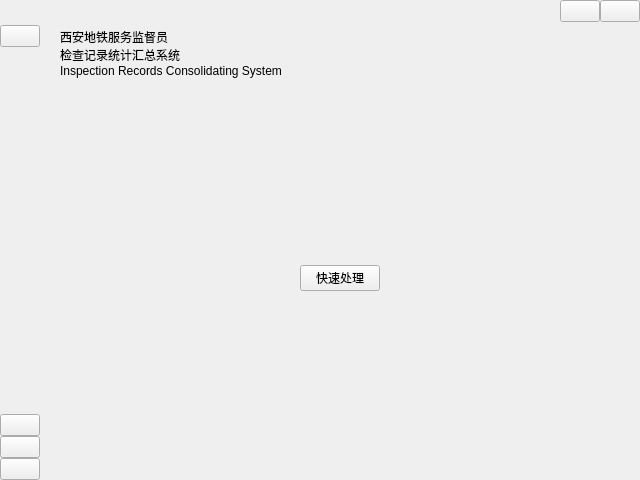
First picture: the form in MainWindow.ui, repository YuanLinStudio/Inspection-Record-Consolidating-System, before the edit.
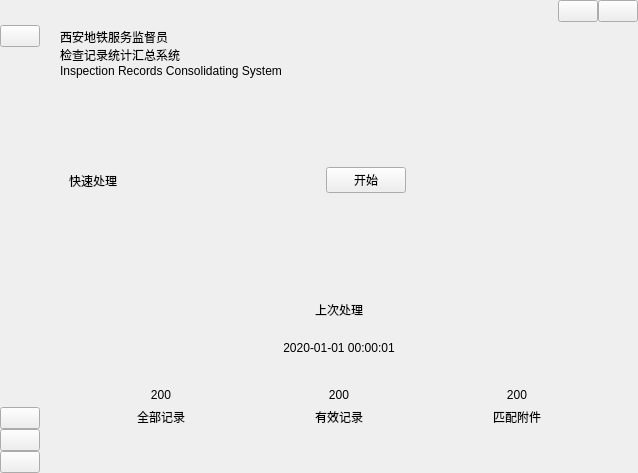
Second picture: the form after the edit. Icons and pictures are not drawn.

Commit message: Implemented last process

Patch:
```diff
--- a/MainWindow.ui
+++ b/MainWindow.ui
@@ -6,8 +6,8 @@
    <rect>
     <x>0</x>
     <y>0</y>
-    <width>640</width>
-    <height>480</height>
+    <width>638</width>
+    <height>473</height>
    </rect>
   </property>
   <property name="windowTitle">
@@ -331,6 +331,13 @@
              <property name="spacing">
               <number>6</number>
              </property>
+             <item>
+              <widget class="QLabel" name="expressProcessTitleLabel">
+               <property name="text">
+                <string>快速处理</string>
+               </property>
+              </widget>
+             </item>
              <item>
               <spacer name="horizontalSpacer_2">
                <property name="orientation">
@@ -347,7 +354,7 @@
              <item>
               <widget class="QPushButton" name="expressProcessButton">
                <property name="text">
-                <string>快速处理</string>
+                <string>开始</string>
                </property>
                <property name="icon">
                 <iconset>
@@ -371,6 +378,125 @@
             </layout>
            </widget>
           </item>
+          <item>
+           <widget class="QWidget" name="lastProcessWidget" native="true">
+            <layout class="QVBoxLayout" name="verticalLayout_4">
+             <item>
+              <widget class="QLabel" name="lastProcessTitleLabel">
+               <property name="text">
+                <string>上次处理</string>
+               </property>
+               <property name="alignment">
+                <set>Qt::AlignCenter</set>
+               </property>
+              </widget>
+             </item>
+             <item>
+              <widget class="QLabel" name="lastProcessTimeLabel">
+               <property name="text">
+                <string>2020-01-01 00:00:01</string>
+               </property>
+               <property name="alignment">
+                <set>Qt::AlignCenter</set>
+               </property>
+              </widget>
+             </item>
+             <item>
+              <widget class="QWidget" name="lastProcessDetailsWidget" native="true">
+               <property name="sizePolicy">
+                <sizepolicy hsizetype="Preferred" vsizetype="Preferred">
+                 <horstretch>0</horstretch>
+                 <verstretch>0</verstretch>
+                </sizepolicy>
+               </property>
+               <layout class="QHBoxLayout" name="horizontalLayout_3">
+                <property name="spacing">
+                 <number>12</number>
+                </property>
+                <item>
+                 <widget class="QWidget" name="lastProcessTotalRecordsWidget" native="true">
+                  <layout class="QVBoxLayout" name="verticalLayout_7">
+                   <item>
+                    <widget class="QLabel" name="lastProcessTotalRecordsLabel">
+                     <property name="text">
+                      <string>200</string>
+                     </property>
+                     <property name="alignment">
+                      <set>Qt::AlignCenter</set>
+                     </property>
+                    </widget>
+                   </item>
+                   <item>
+                    <widget class="QLabel" name="lastProcessTotalRecordsTitleLabel">
+                     <property name="text">
+                      <string>全部记录</string>
+                     </property>
+                     <property name="alignment">
+                      <set>Qt::AlignCenter</set>
+                     </property>
+                    </widget>
+                   </item>
+                  </layout>
+                 </widget>
+                </item>
+                <item>
+                 <widget class="QWidget" name="lastProcessValidRecordsWidget" native="true">
+                  <layout class="QVBoxLayout" name="verticalLayout_6">
+                   <item>
+                    <widget class="QLabel" name="lastProcessValidRecordsLabel">
+                     <property name="text">
+                      <string>200</string>
+                     </property>
+                     <property name="alignment">
+                      <set>Qt::AlignCenter</set>
+                     </property>
+                    </widget>
+                   </item>
+                   <item>
+                    <widget class="QLabel" name="lastProcessValidRecordsTitleLabel">
+                     <property name="text">
+                      <string>有效记录</string>
+                     </property>
+                     <property name="alignment">
+                      <set>Qt::AlignCenter</set>
+                     </property>
+                    </widget>
+                   </item>
+                  </layout>
+                 </widget>
+                </item>
+                <item>
+                 <widget class="QWidget" name="lastProcessAttachmentsCountWidget" native="true">
+                  <layout class="QVBoxLayout" name="verticalLayout_5">
+                   <item>
+                    <widget class="QLabel" name="lastProcessAttachmentsCountLabel">
+                     <property name="text">
+                      <string>200</string>
+                     </property>
+                     <property name="alignment">
+                      <set>Qt::AlignCenter</set>
+                     </property>
+                    </widget>
+                   </item>
+                   <item>
+                    <widget class="QLabel" name="lastProcessAttachmentsCountTitleLabel">
+                     <property name="text">
+                      <string>匹配附件</string>
+                     </property>
+                     <property name="alignment">
+                      <set>Qt::AlignCenter</set>
+                     </property>
+                    </widget>
+                   </item>
+                  </layout>
+                 </widget>
+                </item>
+               </layout>
+              </widget>
+             </item>
+            </layout>
+           </widget>
+          </item>
          </layout>
         </widget>
        </item>
```
The commit also changes 7 other files.
